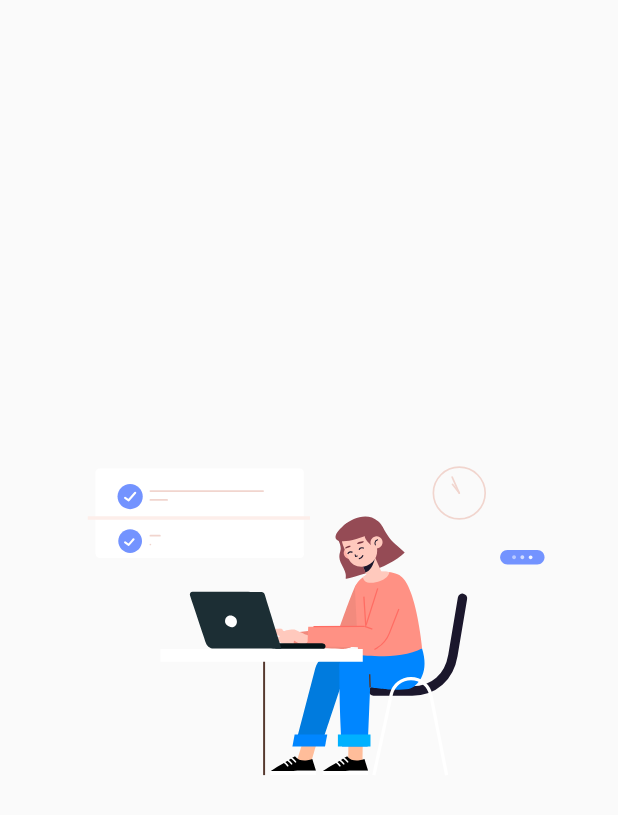
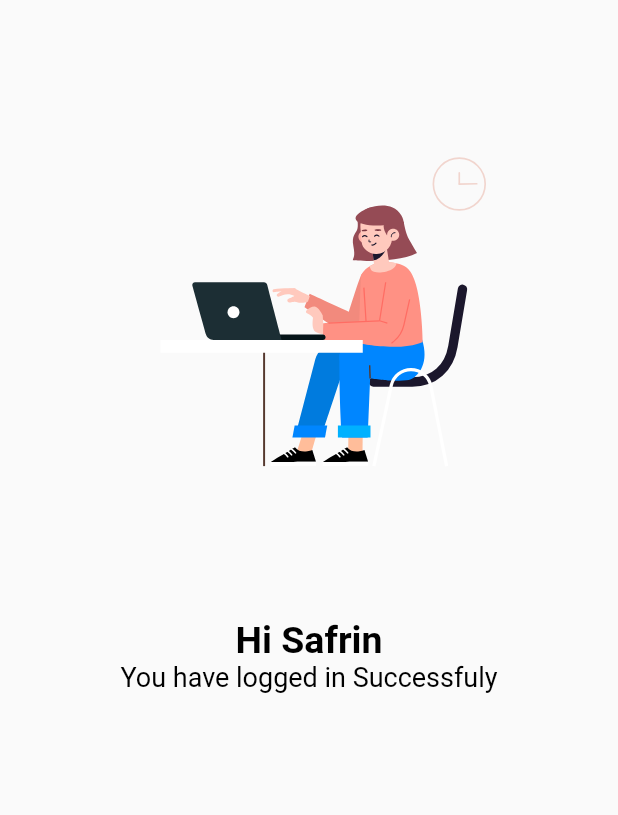
Before and after one commit to safanasafrin/untitled1, a Flutter app: the HomeScreen screen opened by its route, on a phone screen of 412 x 824 dp. Shown: the top 815 px of the screen. Run offline on Flutter 3.47's test engine with Material 2 defaults, Android fonts, the phone set to English and light mode, and no system bars; our stand-ins replace lottie.

Commit message:
second commit

```diff
--- a/lib/screens/home_screen.dart
+++ b/lib/screens/home_screen.dart
@@ -15,11 +15,25 @@ class _HomeScreenState extends State<HomeScreen> {
   Widget build(BuildContext context) {
 
     return Scaffold(
-      body: Center(
-        child: Lottie.asset('assets/animations/tasks.json'),
+      body:
+      Column(
+            children:[
+              Lottie.asset('assets/animations/tasks.json',
+            repeat: false,
+            fit: BoxFit.cover,
+          ),
+              Column(
+                children: [Text('Hi Safrin',style: TextStyle(fontSize: 25,fontWeight: FontWeight.bold,color: Colors.black),
+                )
+                  ,Text('You have logged in Successfuly',style: TextStyle(fontSize: 18,fontWeight: FontWeight.normal,color: Colors.black),
+                  )
+                ],
+              ),
+            ],
 
+          ),
 
-               ),
     );
+
   }
 }
--- a/lib/screens/login_screen.dart
+++ b/lib/screens/login_screen.dart
@@ -34,7 +34,7 @@ class _LoginScreenState extends State<LoginScreen> {
                     child: Text("Login",style: TextStyle(color: Colors.black,fontSize: 40,fontWeight: FontWeight.bold),),
                   ),
 
-                )
+                ),
             ),
             Padding(padding: EdgeInsets.all(30.0),
               child: Column(
@@ -88,7 +88,8 @@ class _LoginScreenState extends State<LoginScreen> {
                   //     // child: Text('Login',style: TextStyle(color: Colors.black,fontWeight: FontWeight.bold),),
                   //   ),
                   // ),
-                  MaterialButton(onPressed: (){
+                  MaterialButton(onPressed: (
+                      ){
                     // Navigator.push(context, ProfileScreen.routeName);
                     Navigator.pushNamedAndRemoveUntil(context,HomeScreen.routeName,(route) =>true);
 
```
Also changed, not shown: lib/main.dart (+0 -85 lines).
